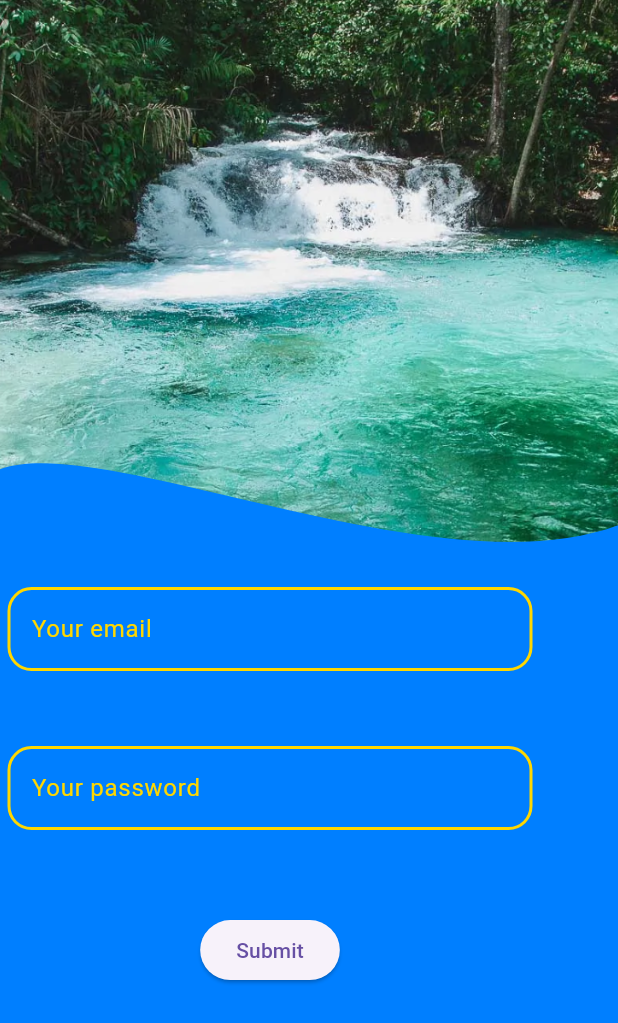
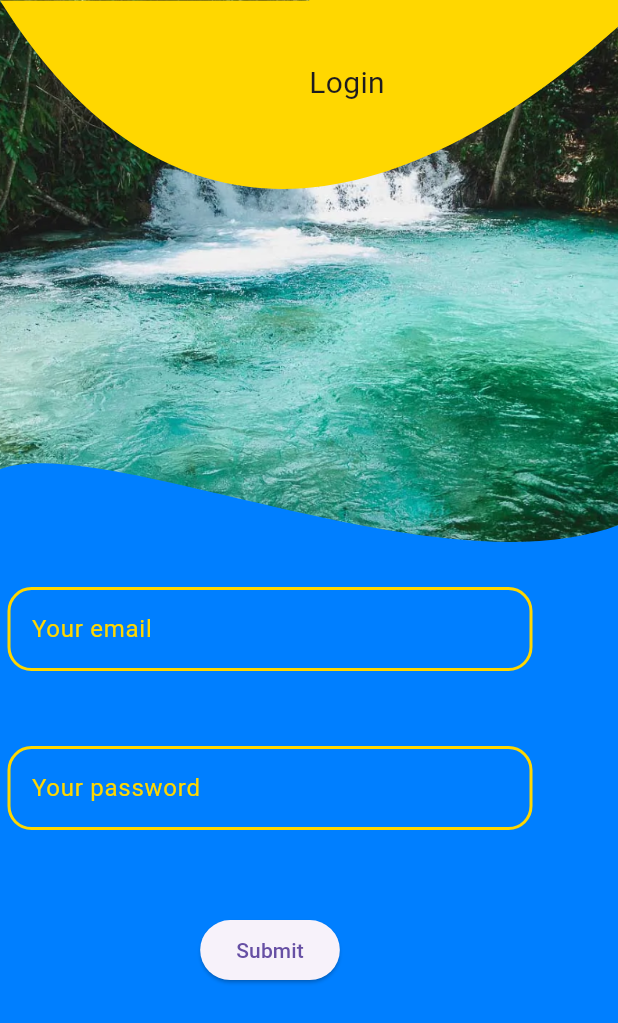
Before and after one commit to MySoloQ/derredor, a Flutter app: the screen it shows after launch, on a phone screen of 412 x 824 dp. Shown: the top 1023 px of the screen. Run offline on Flutter 3.47's test engine with Material 3 defaults, Android fonts, the phone set to English and light mode, and no system bars; drawn by our look-alikes of carousel_slider; missing offline and left inert: mysql1.

Commit message:
Finalizando Tela de Login

```diff
--- a/lib/screens/login_screen.dart
+++ b/lib/screens/login_screen.dart
@@ -14,16 +14,15 @@ class LoginScreen extends StatefulWidget {
 class _LoginScreenState extends State<LoginScreen> {
   ShapePathPainter customShape = ShapePathPainter();
   final _loginKey = GlobalKey<FormState>();
-
+  int _currentIndex = 0;
   final TextEditingController _emailController = TextEditingController();
   final TextEditingController _passwordController = TextEditingController();
-
   @override
   Widget build(BuildContext context) {
-    List<Widget> listOfimages = [
-      Image.asset('assets/jalapao.png', fit: BoxFit.cover),
-      Image.asset('assets/natividade.png', fit: BoxFit.cover),
-      Image.asset('assets/praça_girassois.png', fit: BoxFit.cover),
+    List<String> listOfimages = [
+      'assets/jalapao.png',
+      'assets/natividade.png',
+      'assets/praça_girassois.png',
     ];
 
     Size size = Provider.of<AppVariablesDb>(context, listen: false)
@@ -37,23 +36,46 @@ class _LoginScreenState extends State<LoginScreen> {
             Stack(
               children: [
                 Transform.translate(
-                  offset: Offset(0, 0),
-                  child: CarouselSlider(
-                    options: CarouselOptions(
-                      height: 450,
-                      aspectRatio: 16 / 9,
-                      viewportFraction: 1.0,
-                      autoPlay: true,
-                      autoPlayInterval: const Duration(seconds: 5),
-                      autoPlayCurve: Curves.linearToEaseOut,
-                      enlargeCenterPage: false,
+                  offset: const Offset(0, 0),
+                  child: AnimatedSwitcher(
+                    duration: Duration(milliseconds: 500),
+                    child: Image.asset(
+                      height: size.height,
+                      listOfimages[_currentIndex],
+                      key: ValueKey<int>(
+                          _currentIndex), // Ensures new widget on index change
+                      fit: BoxFit.cover,
+                      width: MediaQuery.of(context).size.width,
                     ),
-                    items: listOfimages,
+                  ),
+                ),
+                CarouselSlider.builder(
+                  itemBuilder: (context, index, realIdx) => Container(),
+                  itemCount: listOfimages.length,
+                  options: CarouselOptions(
+                    height: 550,
+                    aspectRatio: 16 / 9,
+                    viewportFraction: 1.0,
+                    autoPlay: true,
+                    autoPlayInterval: const Duration(seconds: 5),
+                    enlargeCenterPage: true,
+                    onPageChanged: (index, reason) {
+                      setState(() {
+                        _currentIndex = index;
+                      });
+                    },
                   ),
                 ),
                 CustomPaint(
                   size: size,
                   painter: ShapePathPainter(),
+                ),
+                Transform.translate(
+                  offset: Offset(size.width * 0.25, size.height * 0.1),
+                  child: Text(
+                    'Login',
+                    style: TextStyle(fontSize: 20),
+                  ),
                 ),
                 Transform.translate(
                   offset: Offset(5, size.height * 0.95),
--- a/lib/styles.dart
+++ b/lib/styles.dart
@@ -37,11 +37,15 @@ class ShapePathPainter extends CustomPainter {
   @override
   void paint(Canvas canvas, Size size) {
     final path = Path();
+    final pathTop = Path();
     final paint = Paint()
       ..color = StyleApp.buttonsColors
       ..style = PaintingStyle.fill;
+    final paintBottom = Paint()
+      ..color = StyleApp.detailsColors
+      ..style = PaintingStyle.fill;
+
     path.moveTo(0, size.height);
-
     path.cubicTo(size.width * -0.27, size.height * .45, size.width * .60,
         size.height, size.width, size.height * 0.85);
     path.cubicTo(size.width, size.height, size.width, size.height * 1,
@@ -49,6 +53,12 @@ class ShapePathPainter extends CustomPainter {
     path.addRect(Rect.fromLTRB(0, size.height * 2, size.height, size.width));
     canvas.drawPath(path, paint);
     path.close();
+
+    pathTop.moveTo(0, size.height * .0009);
+    pathTop.cubicTo(size.width * 1, size.height * 1.6, size.width * 3.2,
+        size.height * -3.8, size.width * 0.5, size.height * 0.0009);
+    canvas.drawPath(pathTop, paintBottom);
+    pathTop.close();
   }
 
   @override
```
